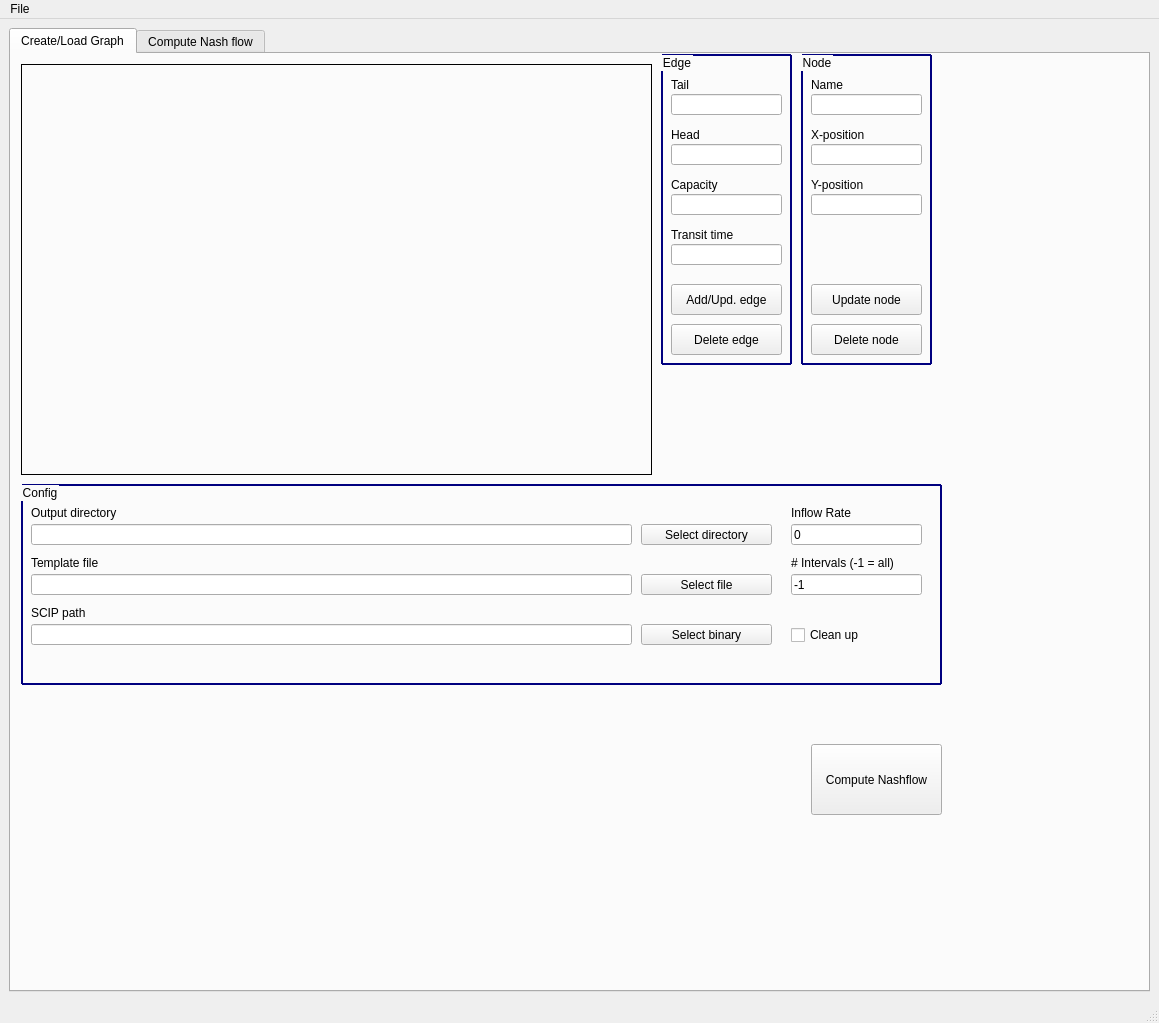
LeonSering/NashFlowComputation, file source/ui/mainWdw.ui: the form before one commit.
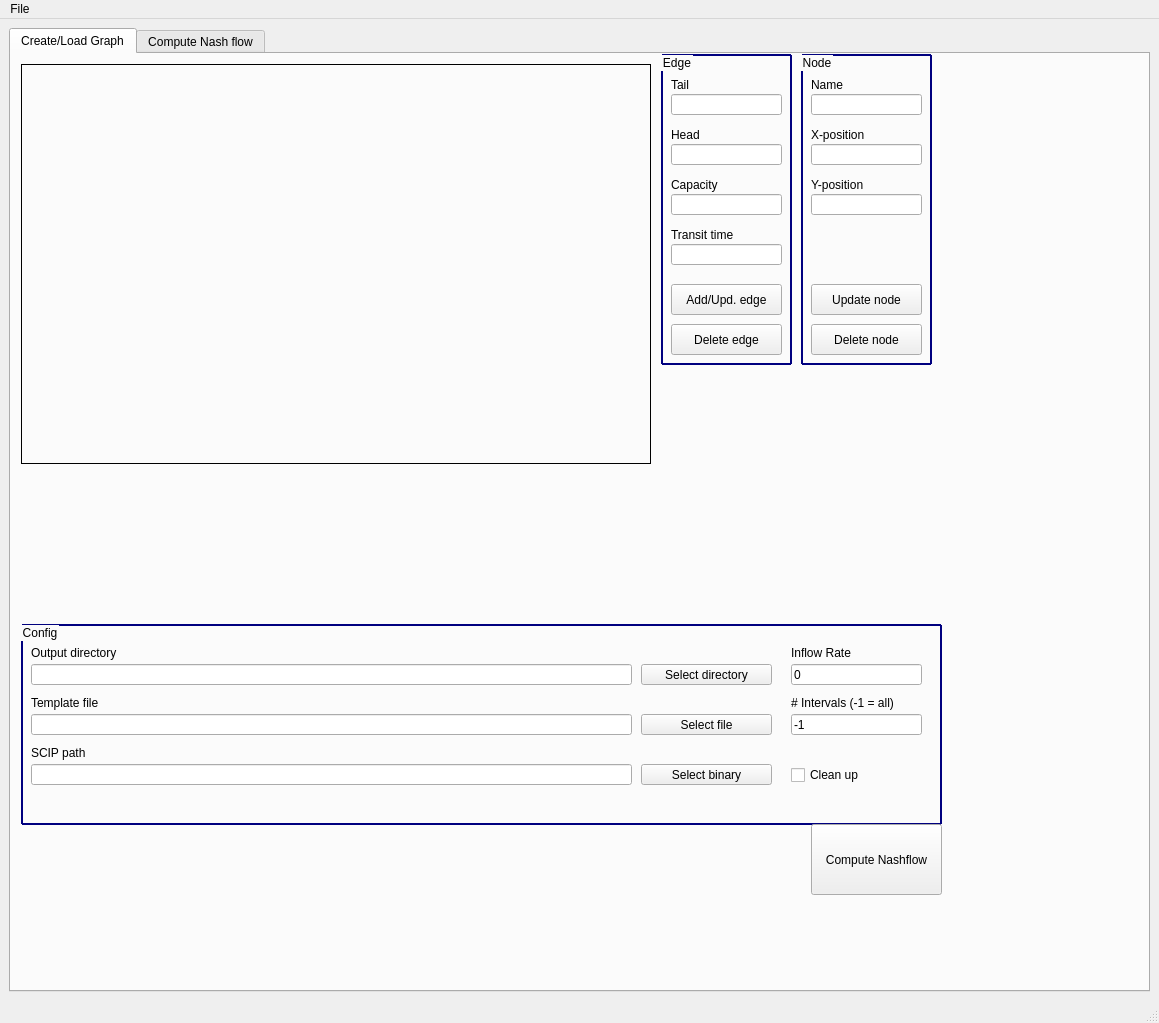
The form after the commit. The open tabs and pages were chosen to show the change.

```diff
--- a/source/ui/mainWdw.ui
+++ b/source/ui/mainWdw.ui
@@ -47,8 +47,8 @@
          <rect>
           <x>10</x>
           <y>10</y>
-          <width>631</width>
-          <height>411</height>
+          <width>630</width>
+          <height>400</height>
          </rect>
         </property>
         <property name="frameShape">
@@ -349,7 +349,7 @@
         <property name="geometry">
          <rect>
           <x>10</x>
-          <y>430</y>
+          <y>570</y>
           <width>921</width>
           <height>201</height>
          </rect>
@@ -541,7 +541,7 @@
         <property name="geometry">
          <rect>
           <x>800</x>
-          <y>690</y>
+          <y>770</y>
           <width>131</width>
           <height>71</height>
          </rect>
```
Left out of the diff: 2 changed lines with no effect on the pictures.
